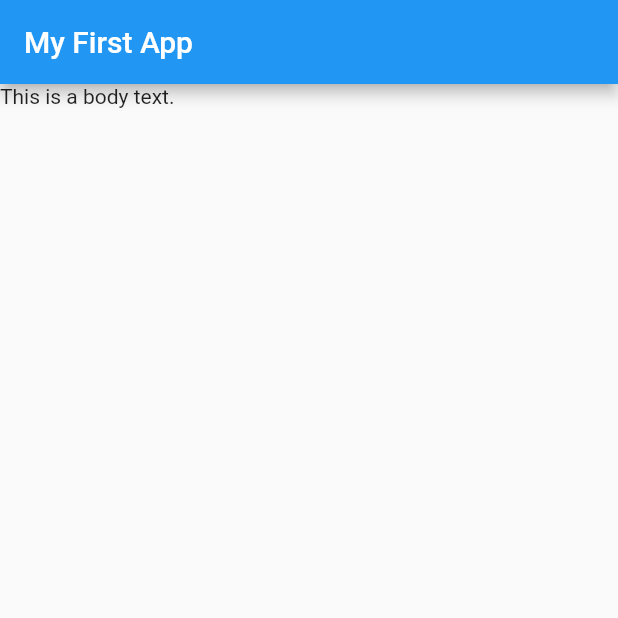
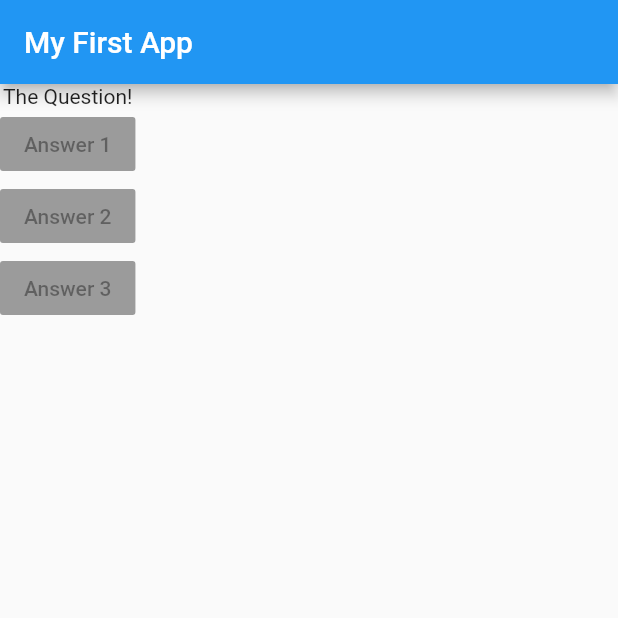
Before and after one commit to EngincanVaran/Quiz-App, a Flutter app: the screen it shows after launch, on a phone screen of 412 x 824 dp, the top half of it. Run offline on Flutter 3.47's test engine with Material 2 defaults, Android fonts, the phone set to English and light mode, and no system bars.

Commit message:
30 - Layouts & Widgets

```diff
--- a/lib/main.dart
+++ b/lib/main.dart
@@ -8,6 +8,12 @@ void main() {
 
 class MyApp extends StatelessWidget {
   Widget build(BuildContext context) {
+    /*
+    var Questions = [
+      "What's your favorite color",
+      "What's your favorite animal",
+    ];
+    */
     return MaterialApp(
       home: Scaffold(
         appBar: AppBar(
@@ -15,7 +21,21 @@ class MyApp extends StatelessWidget {
             "My First App",
           ),
         ),
-        body: Text("This is a body text."),
+        body: Column(children: [
+          Text("The Question!"),
+          RaisedButton(
+            child: Text("Answer 1"),
+            onPressed: null,
+          ),
+          RaisedButton(
+            child: Text("Answer 2"),
+            onPressed: null,
+          ),
+          RaisedButton(
+            child: Text("Answer 3"),
+            onPressed: null,
+          ),
+        ]), // Row or Column
       ),
     );
   }
```
